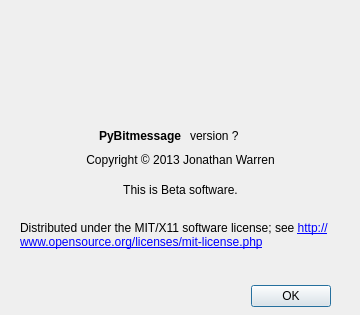
This is src/bitmessageqt/about.ui in Bitmessage/PyBitmessage as Qt 5 draws it before an edit. The edited form follows.
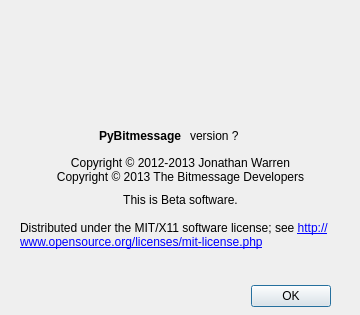
This is the edited form.

The edit to the form file:
```diff
--- a/src/bitmessageqt/about.ui
+++ b/src/bitmessageqt/about.ui
@@ -70,11 +70,11 @@
      <x>10</x>
      <y>150</y>
      <width>341</width>
-     <height>20</height>
+     <height>41</height>
     </rect>
    </property>
    <property name="text">
-    <string>Copyright © 2013 Jonathan Warren</string>
+    <string>&lt;html&gt;&lt;head/&gt;&lt;body&gt;&lt;p&gt;Copyright © 2012-2013 Jonathan Warren&lt;br/&gt;Copyright © 2013 The Bitmessage Developers&lt;/p&gt;&lt;/body&gt;&lt;/html&gt;</string>
    </property>
    <property name="alignment">
     <set>Qt::AlignCenter</set>
@@ -103,7 +103,7 @@
    <property name="geometry">
     <rect>
      <x>10</x>
-     <y>180</y>
+     <y>190</y>
      <width>341</width>
      <height>20</height>
     </rect>
```
